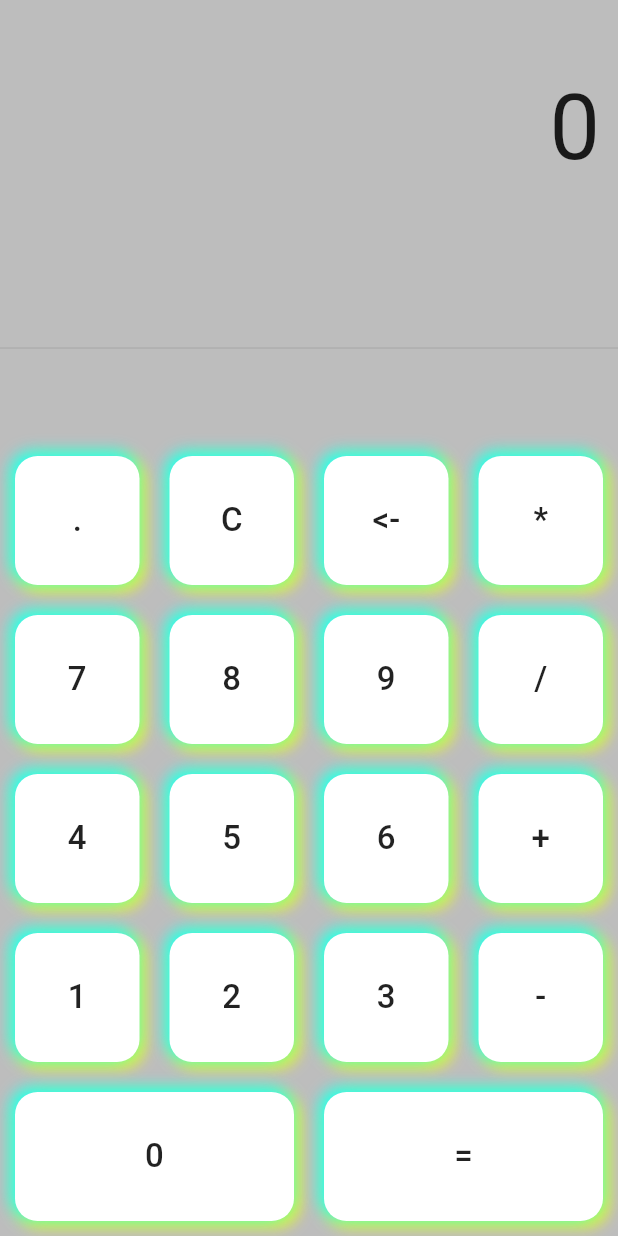
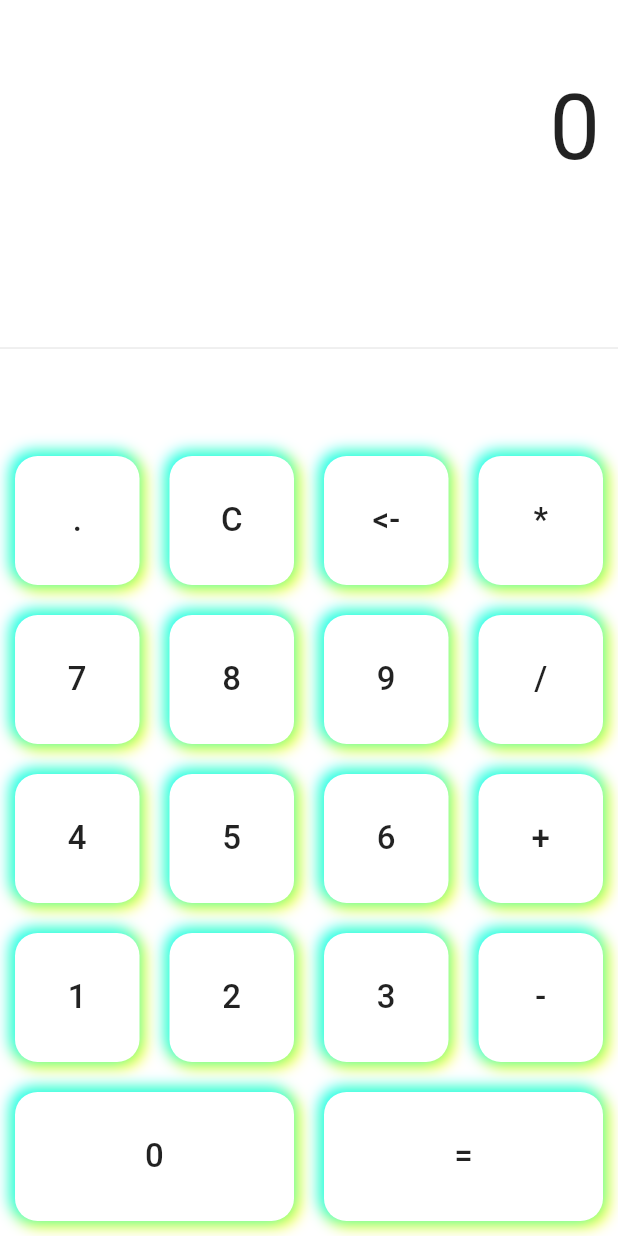
Before and after one commit to BMoreiraa/calculadora, a Flutter app: the screen it shows after launch, on a phone screen of 412 x 824 dp. Run offline on Flutter 3.47's test engine with Material 2 defaults, Android fonts, the phone set to English and light mode, and no system bars.

Commit message:
atualização da cor de fundo

```diff
--- a/lib/homeapp.dart
+++ b/lib/homeapp.dart
@@ -75,16 +75,16 @@ class _HomeAppState extends State<HomeApp> {
       padding: EdgeInsets.all(0),
       margin: EdgeInsets.all(10),
       decoration: BoxDecoration(
-          color: Colors.white,
+          color: Colors.white,// permanece a mesma coisa
           borderRadius: BorderRadius.all(Radius.circular(15.0)),
           boxShadow: [
             BoxShadow(
-                color: Colors.yellowAccent,
+                color: Colors.yellowAccent,// permanece a mesma coisa
                 offset: Offset(2.0, 2.0),
                 blurRadius: 8.0,
                 spreadRadius: 1.0),
             BoxShadow(
-                color: Colors.cyanAccent,
+                color: Colors.cyanAccent, // permanece a mesma coisa
                 offset: Offset(-2.0, -2.0),
                 blurRadius: 8.0,
                 spreadRadius: 1.0),
@@ -104,7 +104,7 @@ class _HomeAppState extends State<HomeApp> {
   Widget build(BuildContext context) {
     return SafeArea(
       child: Scaffold(
-        backgroundColor: Colors.black26,
+        backgroundColor: Colors.white, // nova cor
         body: Container(
             child: Column(
           children: <Widget>[
```
